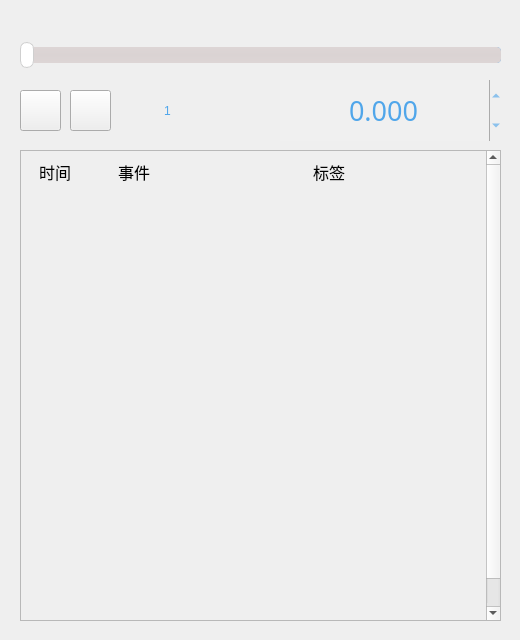
Old version of the form uiFiles/ui_video_control.ui in the repository ljzloser/Solvable-Minesweeper.
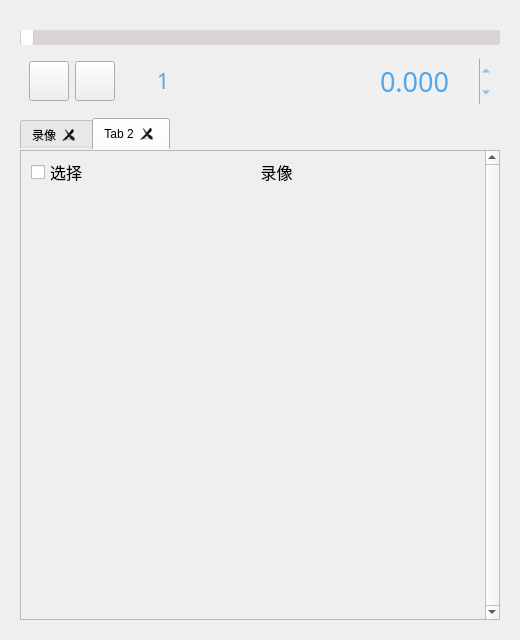
New version of the form. The open tabs and pages were chosen to show the change. Icons and pictures are not drawn. Custom widgets are drawn as their Qt base class.

The edit to the form file:
```diff
--- a/uiFiles/ui_video_control.ui
+++ b/uiFiles/ui_video_control.ui
@@ -31,18 +31,24 @@
   <property name="windowTitle">
    <string notr="true"/>
   </property>
-  <property name="windowOpacity">
-   <double>10.000000000000000</double>
-  </property>
+  <layout class="QVBoxLayout" name="verticalLayout">
+   <property name="spacing">
+    <number>5</number>
+   </property>
+   <property name="leftMargin">
+    <number>20</number>
+   </property>
+   <property name="topMargin">
+    <number>30</number>
+   </property>
+   <property name="rightMargin">
+    <number>20</number>
+   </property>
+   <property name="bottomMargin">
+    <number>20</number>
+   </property>
+   <item>
   <widget class="QSlider" name="horizontalSlider_time">
-   <property name="geometry">
-    <rect>
-     <x>20</x>
-     <y>40</y>
-     <width>481</width>
-     <height>31</height>
-    </rect>
-   </property>
    <property name="focusPolicy">
     <enum>Qt::StrongFocus</enum>
    </property>
@@ -131,14 +137,17 @@
     <number>0</number>
    </property>
   </widget>
+   </item>
+   <item>
+    <widget class="QWidget" name="widget" native="true">
+     <layout class="QHBoxLayout" name="horizontalLayout">
+      <item>
   <widget class="QPushButton" name="pushButton_replay">
-   <property name="geometry">
-    <rect>
-     <x>20</x>
-     <y>90</y>
-     <width>41</width>
-     <height>41</height>
-    </rect>
+        <property name="minimumSize">
+         <size>
+          <width>40</width>
+          <height>40</height>
+         </size>
    </property>
    <property name="toolTip">
     <string>重播</string>
@@ -156,14 +165,14 @@
     <string/>
    </property>
   </widget>
+      </item>
+      <item>
   <widget class="QPushButton" name="pushButton_play">
-   <property name="geometry">
-    <rect>
-     <x>70</x>
-     <y>90</y>
-     <width>41</width>
-     <height>41</height>
-    </rect>
+        <property name="minimumSize">
+         <size>
+          <width>40</width>
+          <height>40</height>
+         </size>
    </property>
    <property name="toolTip">
     <string>播放/暂停</string>
@@ -178,14 +187,56 @@
     <string/>
    </property>
   </widget>
+      </item>
+      <item>
+       <widget class="QLabel" name="label_2">
+        <property name="minimumSize">
+         <size>
+          <width>16</width>
+          <height>16</height>
+         </size>
+        </property>
+        <property name="maximumSize">
+         <size>
+          <width>16</width>
+          <height>16</height>
+         </size>
+        </property>
+        <property name="styleSheet">
+         <string notr="true">border-image: url(media/mul.svg);
+font: 12pt &quot;微软雅黑&quot;;
+color: #50A6EA;</string>
+        </property>
+        <property name="text">
+         <string/>
+        </property>
+        <property name="alignment">
+         <set>Qt::AlignCenter</set>
+        </property>
+       </widget>
+      </item>
+      <item>
   <widget class="SpeedLabel" name="label_speed">
-   <property name="geometry">
-    <rect>
-     <x>142</x>
-     <y>90</y>
-     <width>51</width>
-     <height>41</height>
-    </rect>
+        <property name="minimumSize">
+         <size>
+          <width>40</width>
+          <height>40</height>
+         </size>
+        </property>
+        <property name="maximumSize">
+         <size>
+          <width>40</width>
+          <height>40</height>
+         </size>
+        </property>
+        <property name="font">
+         <font>
+          <family>微软雅黑</family>
+          <pointsize>16</pointsize>
+          <weight>50</weight>
+          <italic>false</italic>
+          <bold>false</bold>
+         </font>
    </property>
    <property name="toolTip">
     <string>滑动滚轮修改播放速度</string>
@@ -202,36 +253,22 @@
     <set>Qt::AlignCenter</set>
    </property>
   </widget>
-  <widget class="QLabel" name="label_2">
-   <property name="geometry">
-    <rect>
-     <x>120</x>
-     <y>102</y>
-     <width>16</width>
-     <height>16</height>
-    </rect>
-   </property>
-   <property name="styleSheet">
-    <string notr="true">border-image: url(media/mul.svg);
-font: 12pt &quot;微软雅黑&quot;;
-color: #50A6EA;</string>
-   </property>
-   <property name="text">
-    <string/>
-   </property>
-   <property name="alignment">
-    <set>Qt::AlignCenter</set>
-   </property>
-  </widget>
+      </item>
+      <item>
+       <spacer name="horizontalSpacer">
+        <property name="orientation">
+         <enum>Qt::Horizontal</enum>
+        </property>
+        <property name="sizeHint" stdset="0">
+         <size>
+          <width>40</width>
+          <height>20</height>
+         </size>
+        </property>
+       </spacer>
+      </item>
+      <item>
   <widget class="QDoubleSpinBox" name="doubleSpinBox_time">
-   <property name="geometry">
-    <rect>
-     <x>280</x>
-     <y>80</y>
-     <width>221</width>
-     <height>61</height>
-    </rect>
-   </property>
    <property name="font">
     <font>
      <family>微软雅黑</family>
@@ -267,19 +304,51 @@
    <property name="singleStep">
     <double>0.001000000000000</double>
    </property>
-   <property name="stepType">
-    <enum>QAbstractSpinBox::DefaultStepType</enum>
-   </property>
-  </widget>
+       </widget>
+      </item>
+     </layout>
+    </widget>
+   </item>
+   <item>
+    <widget class="QTabWidget" name="tabWidget">
+     <property name="styleSheet">
+      <string notr="true">QTabWidget::pane { margin: 0px; border: 0px; }
+</string>
+     </property>
+     <property name="currentIndex">
+      <number>0</number>
+     </property>
+     <property name="tabsClosable">
+      <bool>true</bool>
+     </property>
+     <property name="movable">
+      <bool>true</bool>
+     </property>
+     <property name="tabBarAutoHide">
+      <bool>true</bool>
+     </property>
+     <widget class="QWidget" name="tab_3">
+      <attribute name="title">
+       <string>录像</string>
+      </attribute>
+      <layout class="QVBoxLayout" name="verticalLayout_3">
+       <property name="spacing">
+        <number>0</number>
+       </property>
+       <property name="leftMargin">
+        <number>0</number>
+       </property>
+       <property name="topMargin">
+        <number>0</number>
+       </property>
+       <property name="rightMargin">
+        <number>0</number>
+       </property>
+       <property name="bottomMargin">
+        <number>0</number>
+       </property>
+       <item>
   <widget class="QScrollArea" name="scrollArea">
-   <property name="geometry">
-    <rect>
-     <x>20</x>
-     <y>150</y>
-     <width>481</width>
-     <height>471</height>
-    </rect>
-   </property>
    <property name="verticalScrollBarPolicy">
     <enum>Qt::ScrollBarAlwaysOn</enum>
    </property>
@@ -297,14 +366,14 @@
      <rect>
       <x>0</x>
       <y>0</y>
-      <width>458</width>
-      <height>500</height>
+            <width>457</width>
+            <height>459</height>
      </rect>
     </property>
     <property name="minimumSize">
      <size>
       <width>0</width>
-      <height>500</height>
+            <height>0</height>
      </size>
     </property>
     <widget class="QLabel" name="label_time">
@@ -375,6 +444,111 @@
     </widget>
    </widget>
   </widget>
+       </item>
+      </layout>
+     </widget>
+     <widget class="QWidget" name="tab_4">
+      <attribute name="title">
+       <string>Tab 2</string>
+      </attribute>
+      <layout class="QVBoxLayout" name="verticalLayout_2">
+       <property name="spacing">
+        <number>0</number>
+       </property>
+       <property name="leftMargin">
+        <number>0</number>
+       </property>
+       <property name="topMargin">
+        <number>0</number>
+       </property>
+       <property name="rightMargin">
+        <number>0</number>
+       </property>
+       <property name="bottomMargin">
+        <number>0</number>
+       </property>
+       <item>
+        <widget class="QScrollArea" name="scrollArea_2">
+         <property name="verticalScrollBarPolicy">
+          <enum>Qt::ScrollBarAlwaysOn</enum>
+         </property>
+         <property name="horizontalScrollBarPolicy">
+          <enum>Qt::ScrollBarAlwaysOff</enum>
+         </property>
+         <property name="sizeAdjustPolicy">
+          <enum>QAbstractScrollArea::AdjustToContents</enum>
+         </property>
+         <property name="widgetResizable">
+          <bool>true</bool>
+         </property>
+         <widget class="QWidget" name="scrollAreaWidgetContents_2">
+          <property name="geometry">
+           <rect>
+            <x>0</x>
+            <y>0</y>
+            <width>457</width>
+            <height>459</height>
+           </rect>
+          </property>
+          <property name="minimumSize">
+           <size>
+            <width>0</width>
+            <height>0</height>
+           </size>
+          </property>
+          <widget class="QLabel" name="label_video">
+           <property name="geometry">
+            <rect>
+             <x>120</x>
+             <y>0</y>
+             <width>271</width>
+             <height>42</height>
+            </rect>
+           </property>
+           <property name="font">
+            <font>
+             <family>微软雅黑</family>
+             <pointsize>12</pointsize>
+            </font>
+           </property>
+           <property name="text">
+            <string>录像</string>
+           </property>
+           <property name="alignment">
+            <set>Qt::AlignCenter</set>
+           </property>
+          </widget>
+          <widget class="QCheckBox" name="checkBox_choose">
+           <property name="geometry">
+            <rect>
+             <x>10</x>
+             <y>0</y>
+             <width>91</width>
+             <height>42</height>
+            </rect>
+           </property>
+           <property name="font">
+            <font>
+             <family>微软雅黑</family>
+             <pointsize>12</pointsize>
+            </font>
+           </property>
+           <property name="text">
+            <string>选择</string>
+           </property>
+          </widget>
+          <zorder>checkBox_choose</zorder>
+          <zorder>label_video</zorder>
+         </widget>
+        </widget>
+       </item>
+      </layout>
+      <zorder>stackedWidget</zorder>
+      <zorder>scrollArea_2</zorder>
+     </widget>
+    </widget>
+   </item>
+  </layout>
  </widget>
  <customwidgets>
   <customwidget>
```
Left out of the diff: 2 changed lines with no effect on the pictures. Lines whose indentation alone changed are shown as unchanged.
